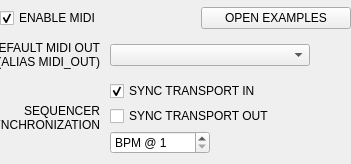
Old version of the form interfaces/interfacemidi.ui in the repository buzzinglight/IanniX.
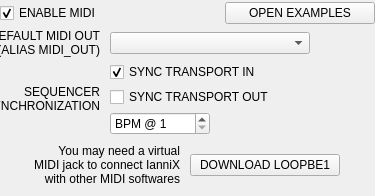
New version of the form.

Commit message:
IanniX 0.9.0 alpha 7
- new examples
- MIDI bugs fixed

```diff
--- a/interfaces/interfacemidi.ui
+++ b/interfaces/interfacemidi.ui
@@ -6,8 +6,8 @@
    <rect>
     <x>0</x>
     <y>0</y>
-    <width>351</width>
-    <height>164</height>
+    <width>375</width>
+    <height>196</height>
    </rect>
   </property>
   <property name="windowTitle">
@@ -18,7 +18,7 @@
   </property>
   <layout class="QVBoxLayout" name="verticalLayout">
    <property name="spacing">
-    <number>5</number>
+    <number>3</number>
    </property>
    <property name="margin">
     <number>0</number>
@@ -250,6 +250,90 @@
      </item>
     </layout>
    </item>
+   <item>
+    <widget class="QWidget" name="midiJack" native="true">
+     <property name="sizePolicy">
+      <sizepolicy hsizetype="Preferred" vsizetype="Fixed">
+       <horstretch>0</horstretch>
+       <verstretch>0</verstretch>
+      </sizepolicy>
+     </property>
+     <property name="minimumSize">
+      <size>
+       <width>0</width>
+       <height>50</height>
+      </size>
+     </property>
+     <layout class="QHBoxLayout" name="horizontalLayout_2">
+      <property name="spacing">
+       <number>10</number>
+      </property>
+      <property name="margin">
+       <number>0</number>
+      </property>
+      <item>
+       <spacer name="horizontalSpacer_2">
+        <property name="orientation">
+         <enum>Qt::Horizontal</enum>
+        </property>
+        <property name="sizeHint" stdset="0">
+         <size>
+          <width>40</width>
+          <height>20</height>
+         </size>
+        </property>
+       </spacer>
+      </item>
+      <item>
+       <widget class="QLabel" name="label">
+        <property name="text">
+         <string>You may need a virtual
+MIDI jack to connect IanniX
+with other MIDI softwares</string>
+        </property>
+        <property name="alignment">
+         <set>Qt::AlignRight|Qt::AlignTrailing|Qt::AlignVCenter</set>
+        </property>
+       </widget>
+      </item>
+      <item>
+       <widget class="QPushButton" name="download">
+        <property name="minimumSize">
+         <size>
+          <width>150</width>
+          <height>0</height>
+         </size>
+        </property>
+        <property name="maximumSize">
+         <size>
+          <width>150</width>
+          <height>16777215</height>
+         </size>
+        </property>
+        <property name="toolTip">
+         <string>Downloads LoopBe1</string>
+        </property>
+        <property name="text">
+         <string>DOWNLOAD LOOPBE1</string>
+        </property>
+       </widget>
+      </item>
+      <item>
+       <spacer name="horizontalSpacer_3">
+        <property name="orientation">
+         <enum>Qt::Horizontal</enum>
+        </property>
+        <property name="sizeHint" stdset="0">
+         <size>
+          <width>40</width>
+          <height>20</height>
+         </size>
+        </property>
+       </spacer>
+      </item>
+     </layout>
+    </widget>
+   </item>
   </layout>
  </widget>
  <resources/>
```
Left out of the diff: 2 changed lines with no effect on the pictures. The commit also changes 26 other files.
